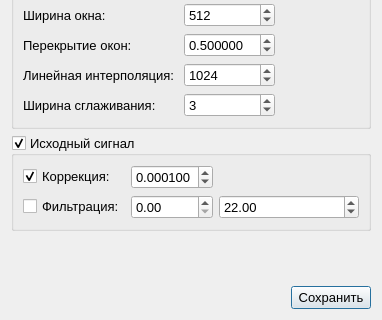
This is gui/SignalCharacteristicsWindow.ui in Qinterfly/EvalSig as Qt 5 draws it before an edit; both pictures show x 0 to 382 and y 241 to 561 of the 382 by 561 pixel window. The edited form follows.
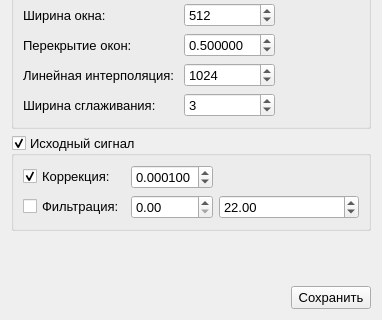
This is the edited form.

The edit to the form file:
```diff
--- a/gui/SignalCharacteristicsWindow.ui
+++ b/gui/SignalCharacteristicsWindow.ui
@@ -475,6 +475,9 @@
        <property name="text">
         <string>Сохранить</string>
        </property>
+       <property name="autoDefault">
+        <bool>false</bool>
+       </property>
       </widget>
      </item>
     </layout>
```
